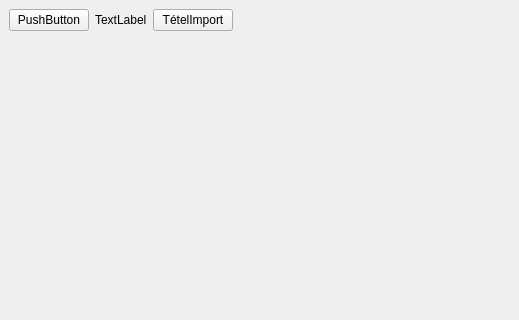
Qt form mainwindow.ui (horvathzoltan/biovitality) before a commit; both pictures show x 0 to 519 and y 0 to 320 of the 986 by 568 pixel window.
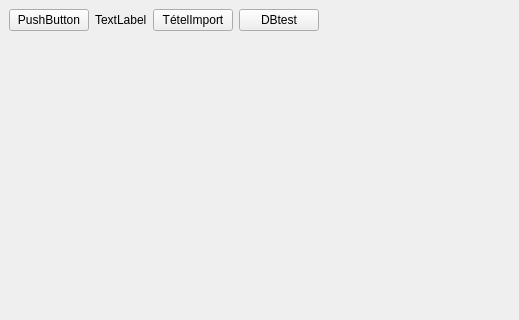
The same form after that commit.

```diff
--- a/mainwindow.ui
+++ b/mainwindow.ui
@@ -38,6 +38,13 @@
         </property>
        </widget>
       </item>
+      <item>
+       <widget class="QPushButton" name="pushButton_dbtest">
+        <property name="text">
+         <string>DBtest</string>
+        </property>
+       </widget>
+      </item>
       <item>
        <spacer name="horizontalSpacer">
         <property name="orientation">
```
